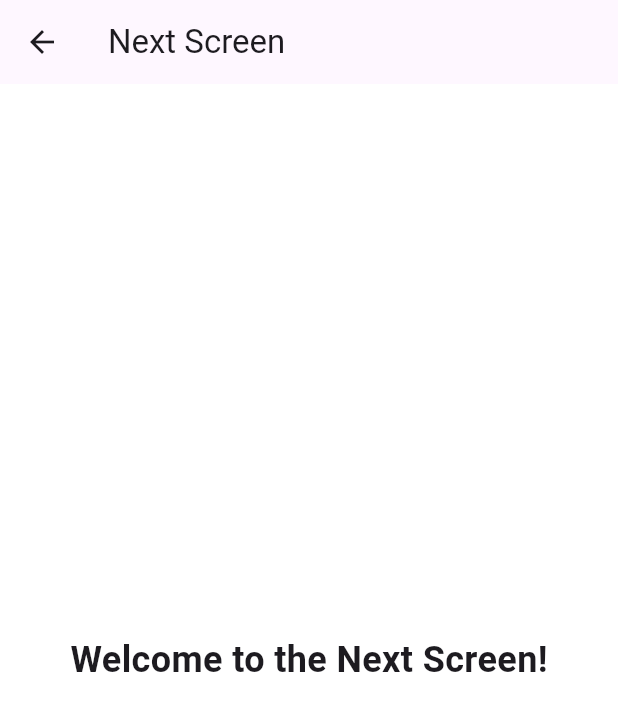
After one commit to Earbaj/test_repo, a Flutter app: the Loginpage screen opened directly, on a phone screen of 412 x 824 dp. The commit adds this screen. Shown: the top 711 px of the screen. Run offline on Flutter 3.47's test engine with Material 3 defaults, Android fonts, the phone set to English and light mode, and no system bars; our stand-ins replace smooth_page_indicator.

Commit message:
add login page

```diff
--- a/lib/HomePageOne.dart
+++ b/lib/HomePageOne.dart
@@ -1,5 +1,7 @@
 import 'package:flutter/material.dart';
 import 'package:smooth_page_indicator/smooth_page_indicator.dart';
+
+import 'loginPage.dart';
 
 class HomeScreen extends StatefulWidget {
   const HomeScreen({super.key});
@@ -25,6 +27,12 @@ class _HomeScreenState extends State<HomeScreen> {
         _currentIndex,
         duration: Duration(milliseconds: 500),
         curve: Curves.easeInOut,
+      );
+    }else{
+      // Navigate to NextScreen when last image is reached
+      Navigator.push(
+        context,
+        MaterialPageRoute(builder: (context) => Loginpage()),
       );
     }
   }
@@ -93,7 +101,7 @@ class _HomeScreenState extends State<HomeScreen> {
             onPressed: _nextImage,
             style: ElevatedButton.styleFrom(
               padding: EdgeInsets.symmetric(horizontal: 40, vertical: 12),
-              backgroundColor: Colors.blueAccent,
+              backgroundColor:  Colors.blueAccent,
               shape: RoundedRectangleBorder(
                 borderRadius: BorderRadius.circular(10),
               ),
--- /dev/null
+++ b/lib/loginPage.dart
@@ -0,0 +1,24 @@
+import 'package:flutter/material.dart';
+
+class Loginpage extends StatefulWidget {
+  const Loginpage({super.key});
+
+  @override
+  State<Loginpage> createState() => _LoginpageState();
+}
+
+class _LoginpageState extends State<Loginpage> {
+  @override
+  Widget build(BuildContext context) {
+    return Scaffold(
+      backgroundColor: Colors.white,
+      appBar: AppBar(title: Text("Next Screen")),
+      body: Center(
+        child: Text(
+          "Welcome to the Next Screen!",
+          style: TextStyle(fontSize: 24, fontWeight: FontWeight.bold),
+        ),
+      ),
+    );
+  }
+}
```
